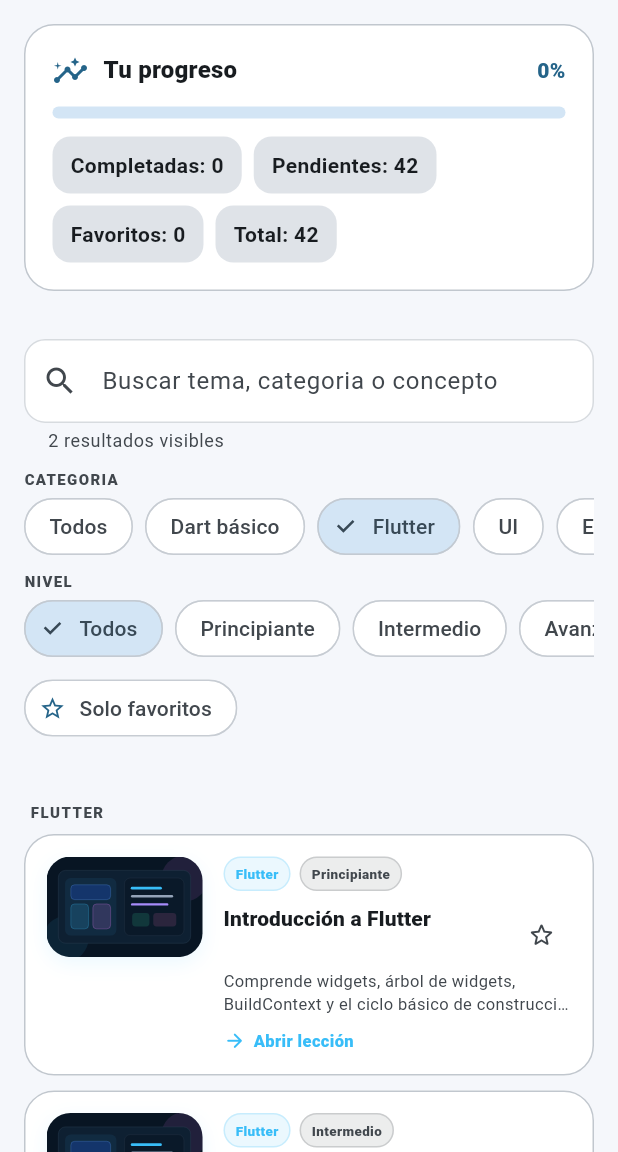
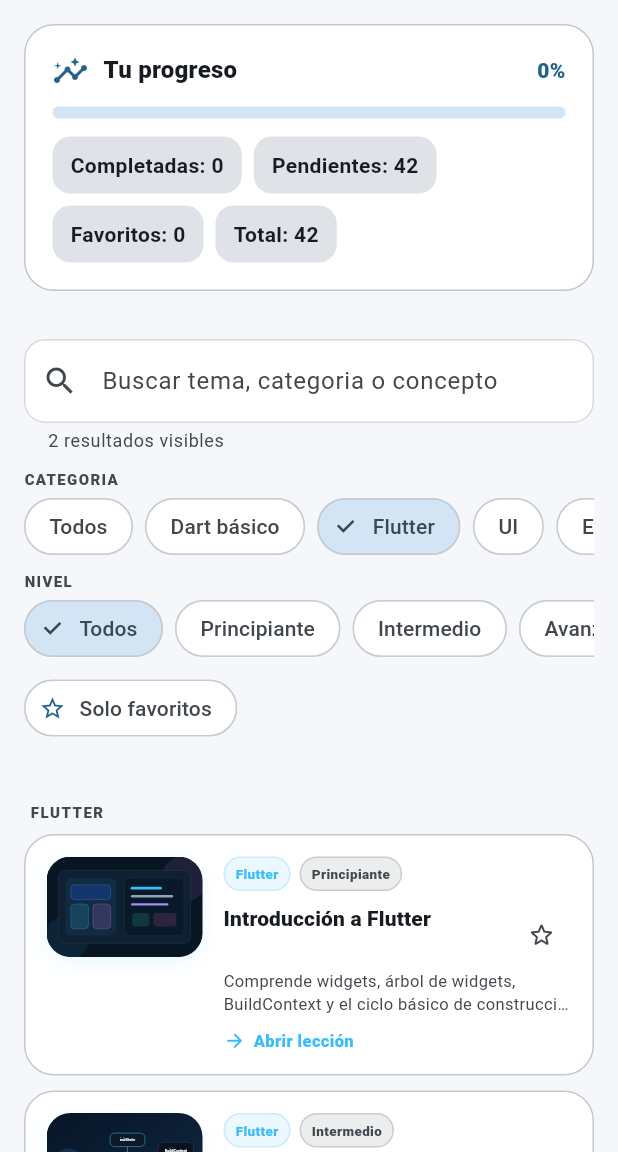
Before and after one commit to diln20/flutterBiblioteca, a Flutter app: the screen it shows after launch, after a tap on "Dart básico", after a tap on "Flutter", on a phone screen of 412 x 824 dp, the part 84-1236 px from its top. Run offline on Flutter 3.47's test engine with Material 3 defaults, Android fonts, the phone set to English and light mode, and no system bars; our stand-ins replace flutter_svg, shared_preferences; missing offline and left inert: mi_app.

Commit message:
feat: map extended Flutter topics to illustrations

```diff
--- a/lib/widgets/lesson_illustration.dart
+++ b/lib/widgets/lesson_illustration.dart
@@ -17,12 +17,28 @@ class LessonIllustration extends StatelessWidget {
     final group = section.group.toLowerCase();
     final id = section.id.toLowerCase();
 
+    if (id.contains('widget-lifecycle')) {
+      return 'assets/illustrations/widget-lifecycle.svg';
+    }
+    if (id.contains('lists-grids')) {
+      return 'assets/illustrations/layout-collections.svg';
+    }
+    if (id.contains('material3-theme')) {
+      return 'assets/illustrations/theme-material.svg';
+    }
+    if (id.contains('animations')) {
+      return 'assets/illustrations/animation-motion.svg';
+    }
+    if (id.contains('gestures-focus') || id.contains('feedback-overlays')) {
+      return 'assets/illustrations/interaction-feedback.svg';
+    }
     if (group.contains('proyecto')) {
       return 'assets/illustrations/project-build.svg';
     }
     if (group.contains('api') ||
         group.contains('datos') ||
-        id.contains('persistencia')) {
+        id.contains('persistencia') ||
+        id.contains('offline')) {
       return 'assets/illustrations/data-api.svg';
     }
     if (group.contains('estado') || id.contains('estado')) {
```
